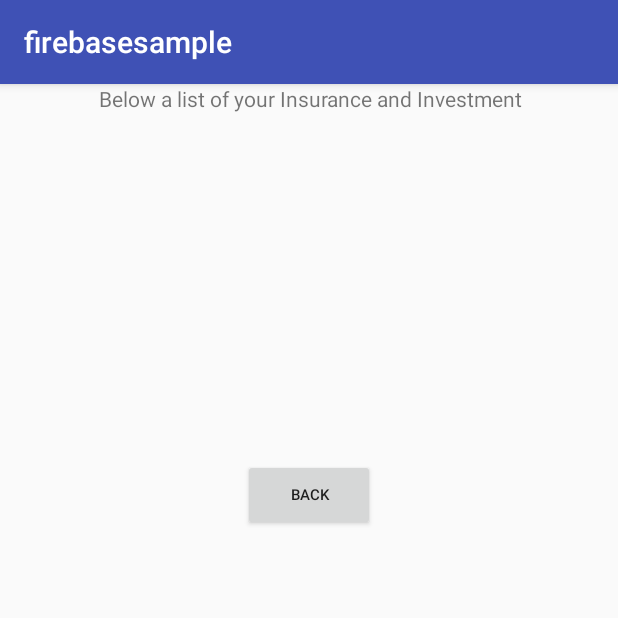
After one commit to gbernale/financial-records-app, an Android app: the fragment ReportDataFragment shown on its own in the app's theme, on a phone screen of 412 x 824 dp, the top half of it. The commit adds this screen. Run offline under Robolectric (Android 15) with nearby library versions, the phone set to English and light mode, and no system bars; our stand-ins replace Firebase (no records; nobody signed in at launch, a user with empty details on screens opened directly); 2 statements that could not run were skipped.

Commit message:
February 20, 2017
Includes fragment ListUseData

```diff
--- /dev/null
+++ b/app/src/main/java/com/bernal/gilberto/firebasesample/ReportDataFragment.java
@@ -0,0 +1,110 @@
+package com.bernal.gilberto.firebasesample;
+
+import android.content.Context;
+import android.content.Intent;
+import android.net.Uri;
+import android.os.Bundle;
+import android.support.v4.app.Fragment;
+import android.util.Log;
+import android.view.LayoutInflater;
+import android.view.View;
+import android.view.ViewGroup;
+import android.widget.Button;
+import android.widget.ListView;
+import android.widget.TextView;
+
+import com.google.firebase.auth.FirebaseAuth;
+import com.google.firebase.auth.FirebaseUser;
+import com.google.firebase.database.DataSnapshot;
+import com.google.firebase.database.DatabaseError;
+import com.google.firebase.database.DatabaseReference;
+import com.google.firebase.database.FirebaseDatabase;
+import com.google.firebase.database.ValueEventListener;
+
+import java.util.ArrayList;
+
+
+public class ReportDataFragment extends Fragment {
+    // TODO: Rename parameter arguments, choose names that match
+    // the fragment initialization parameters, e.g. ARG_ITEM_NUMBER
+
+    private FirebaseAuth firebaseAuth;
+    private DatabaseReference databaseReference;
+    private View view;
+    private Button buttonLogout;
+    private static final String TAG = "ReportDataFragment";
+    private  FirebaseUser user;
+    private TextView tvsalida;
+    private ArrayList  userInfoList;
+    private ListView lv;
+
+    @Override
+    public View onCreateView(LayoutInflater inflater, ViewGroup container,
+                             Bundle savedInstanceState) {
+        // Inflate the layout for this fragment
+        userInfoList = new ArrayList();
+        view = inflater.inflate(R.layout.fragment_report_data, container, false);
+        firebaseAuth= FirebaseAuth.getInstance();
+        FirebaseDatabase database = FirebaseDatabase.getInstance();
+        databaseReference = database.getReference();
+        user = firebaseAuth.getCurrentUser();
+        TextView tv3 = (TextView) getActivity().findViewById(R.id.tv3);
+        tv3.setVisibility(View.GONE);
+        tvsalida = (TextView) view.findViewById(R.id.tvsalida);
+        lv = (ListView) view.findViewById(R.id.lv);
+        buttonLogout = (Button) view.findViewById(R.id.buttonLogout);
+
+
+
+        databaseReference.addListenerForSingleValueEvent(new ValueEventListener()
+        {
+
+            @Override
+            public void onDataChange(DataSnapshot dataSnapshot) {
+                // Get Post object and use the values to update the UI
+
+                DataSnapshot customerData = dataSnapshot.child("Insurance");
+                for (DataSnapshot postSnapshot : customerData.getChildren()){
+                    if (postSnapshot.getKey().equals (user.getUid())) {
+                        for (DataSnapshot snapshot : postSnapshot.getChildren()) {
+                            InsuranceData client = snapshot.getValue(InsuranceData.class);
+                            String string = client.getCompany_name() + "     "+ client.gettype() +"    "+ client.getPolicy_number() +"    "+ client.getFace_amount()+ "\n\n";
+
+                            tvsalida.append(string);
+
+                        }
+
+                    }
+                }}
+
+            @Override
+            public void onCancelled(DatabaseError databaseError) {
+                // Getting Post failed, log a message
+                Log.w(TAG, "loadPost:onCancelled", databaseError.toException());
+                //System.out.println("The read failed: " );
+            }
+
+        });
+
+       buttonLogout.setOnClickListener(new View.OnClickListener() {
+            @Override
+            public void onClick(View view) {
+                getActivity().finish();
+                Intent intent = new Intent();
+                intent.setClass(getActivity(), ProfileActivity.class);
+                startActivity(intent);
+            }
+        });
+
+
+
+
+        return view;
+
+
+
+    }
+
+
+
+}
--- /dev/null
+++ b/app/src/main/res/layout/fragment_report_data.xml
@@ -0,0 +1,42 @@
+<FrameLayout xmlns:android="http://schemas.android.com/apk/res/android"
+    xmlns:tools="http://schemas.android.com/tools"
+    android:layout_width="match_parent"
+    android:layout_height="match_parent"
+    tools:context="com.bernal.gilberto.firebasesample.ReportDataFragment">
+
+    <!-- TODO: Update blank fragment layout -->
+
+
+    <TextView
+        android:text=" Below a list of your Insurance and Investment"
+        android:layout_width="wrap_content"
+        android:layout_height="wrap_content"
+        android:layout_gravity="center_horizontal"
+        android:id="@+id/tv3"
+        />
+
+    <ListView
+        android:layout_width="match_parent"
+        android:layout_height="wrap_content"
+        android:id="@+id/lv"></ListView>
+
+    <TextView
+        android:text=" "
+        android:layout_width="wrap_content"
+        android:layout_height="wrap_content"
+        android:layout_gravity="center_horizontal"
+        android:layout_marginTop="30dp"
+        android:id="@+id/tvsalida"
+        />
+
+
+    <Button
+        android:text="Back"
+        android:layout_width="wrap_content"
+        android:layout_height="wrap_content"
+        android:layout_marginTop="250dp"
+        android:layout_gravity="center_horizontal"
+        android:textSize="10dp"
+        android:id="@+id/buttonLogout" />
+
+</FrameLayout>
--- a/app/src/main/res/menu/menu_options.xml
+++ b/app/src/main/res/menu/menu_options.xml
@@ -11,7 +11,7 @@ android:layout_height="wrap_content">
             android:layout_width="wrap_content"
             android:layout_height="wrap_content" />
         <item android:id="@+id/add_invest"
-            android:title="investment Information"
+            android:title="View investment Information"
             android:layout_width="wrap_content"
             android:layout_height="wrap_content" />
          <item android:id="@+id/logout"
```
Also changed, not shown: app/build.gradle (+5 -5 lines), app/src/main/java/com/bernal/gilberto/firebasesample/ProfileActivity.java (+12 -1 lines).
